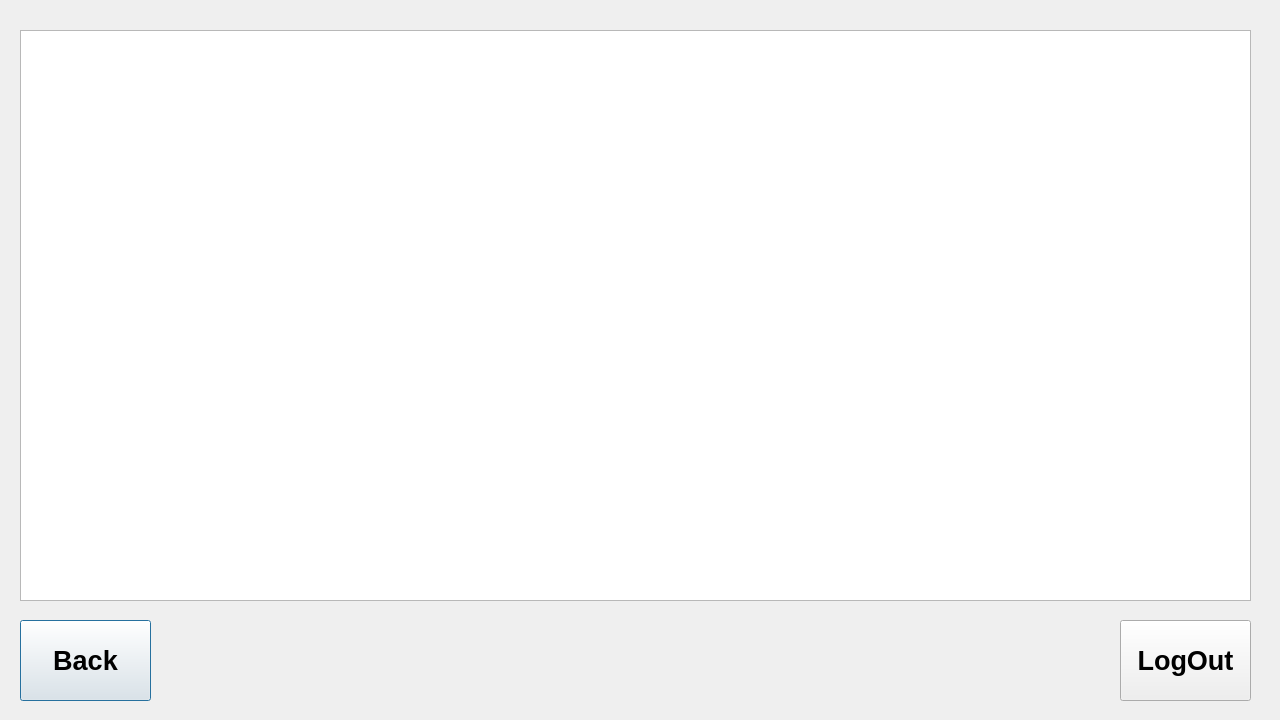
First picture: the form in frontend/transactions.ui, repository 22kmo-project/group_2, before the edit.
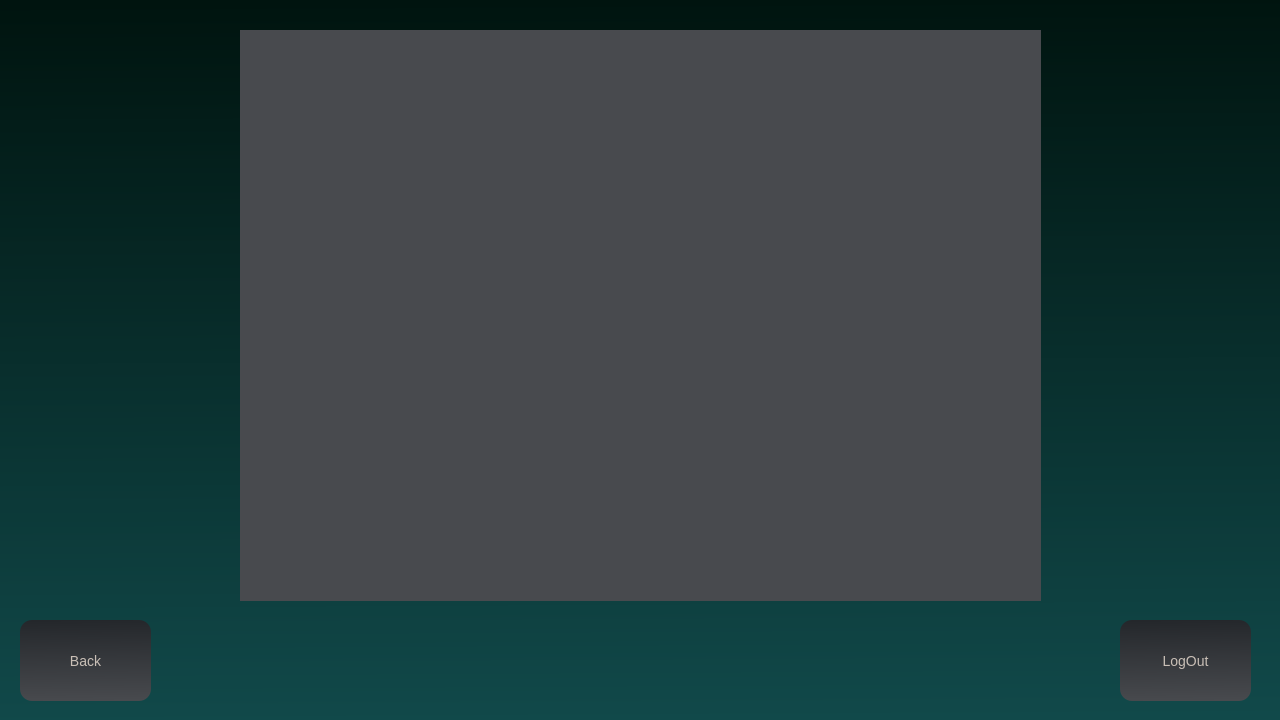
Second picture: the form after the edit.

Commit message: CSS tehty

Patch:
```diff
--- a/frontend/transactions.ui
+++ b/frontend/transactions.ui
@@ -24,6 +24,9 @@
   <property name="windowTitle">
    <string>Dialog</string>
   </property>
+  <property name="styleSheet">
+   <string notr="true">background-color: qlineargradient(spread:pad, x1:0.46, y1:0, x2:0.472, y2:1, stop:0 rgba(0, 20, 15, 255), stop:1 rgba(17, 73, 74, 255));</string>
+  </property>
   <widget class="QPushButton" name="btn_Back">
    <property name="geometry">
     <rect>
@@ -35,10 +38,17 @@
    </property>
    <property name="font">
     <font>
-     <pointsize>20</pointsize>
-     <bold>true</bold>
+     <pointsize>-1</pointsize>
+     <bold>false</bold>
     </font>
    </property>
+   <property name="styleSheet">
+    <string notr="true">background-color: qlineargradient(spread:pad, x1:0.494, y1:0, x2:0.517, y2:1, stop:0 rgba(36, 39, 43, 255), stop:1 rgba(72, 74, 78, 255));
+border:0px solid black;
+border-radius: 12px;
+color: #c9bfb6;
+font-size: 14px;</string>
+   </property>
    <property name="text">
     <string>Back</string>
    </property>
@@ -54,10 +64,17 @@
    </property>
    <property name="font">
     <font>
-     <pointsize>20</pointsize>
-     <bold>true</bold>
+     <pointsize>-1</pointsize>
+     <bold>false</bold>
     </font>
    </property>
+   <property name="styleSheet">
+    <string notr="true">background-color: qlineargradient(spread:pad, x1:0.494, y1:0, x2:0.517, y2:1, stop:0 rgba(36, 39, 43, 255), stop:1 rgba(72, 74, 78, 255));
+border:0px solid black;
+border-radius: 12px;
+color: #c9bfb6;
+font-size: 14px;</string>
+   </property>
    <property name="text">
     <string>LogOut</string>
    </property>
@@ -65,20 +82,75 @@
   <widget class="QTableWidget" name="transactions_Table">
    <property name="geometry">
     <rect>
-     <x>20</x>
+     <x>240</x>
      <y>30</y>
-     <width>1231</width>
+     <width>801</width>
      <height>571</height>
     </rect>
    </property>
    <property name="font">
     <font>
-     <pointsize>20</pointsize>
+     <family>Century Gothic</family>
+     <pointsize>-1</pointsize>
     </font>
    </property>
+   <property name="autoFillBackground">
+    <bool>false</bool>
+   </property>
+   <property name="styleSheet">
+    <string notr="true">QTableView{
+	background-color: rgb(72, 74, 78);
+	alternate-background-color: rgb(72, 74, 70);
+	border: 0px solid #4181C0;
+	color: #c9bfb6;
+	font-size: 14px;
+}
+QTableView::item{
+	padding: 8px;
+	border-radius: 8px;
+}
+QTableView::item QTableCornerButton::section{
+	background-color: black;
+color: black;
+	border: 1px;
+}
+QTableCornerButton::section{
+	background-color: black;
+	border: 1px;
+}
+QTableView QTableCornerButton{
+	background-color: black;
+	border: 1px;
+}
+QTableWidget QTableCornerButton::section{
+	background-color: black;
+	border: 1px;
+}
+QTableCornerButton{
+	background-color: black;
+	border: 1px;
+}
+QHeaderView{
+	font-size: 18px;
+	color: rgb(36, 39, 43, 255);
+	font-style: none;
+	border-radius: 12px;
+	border-bottom: 1px solid black;
+	border-right: 1px solid black;
+	font-family: Century Gothic;
+}
+QHeaderView::section{
+	background-color: rgb(182, 184, 188);
+	border: none;
+}
+</string>
+   </property>
    <property name="alternatingRowColors">
     <bool>true</bool>
    </property>
+   <property name="cornerButtonEnabled">
+    <bool>false</bool>
+   </property>
   </widget>
  </widget>
  <resources/>
```
The commit also changes 1 other file.
